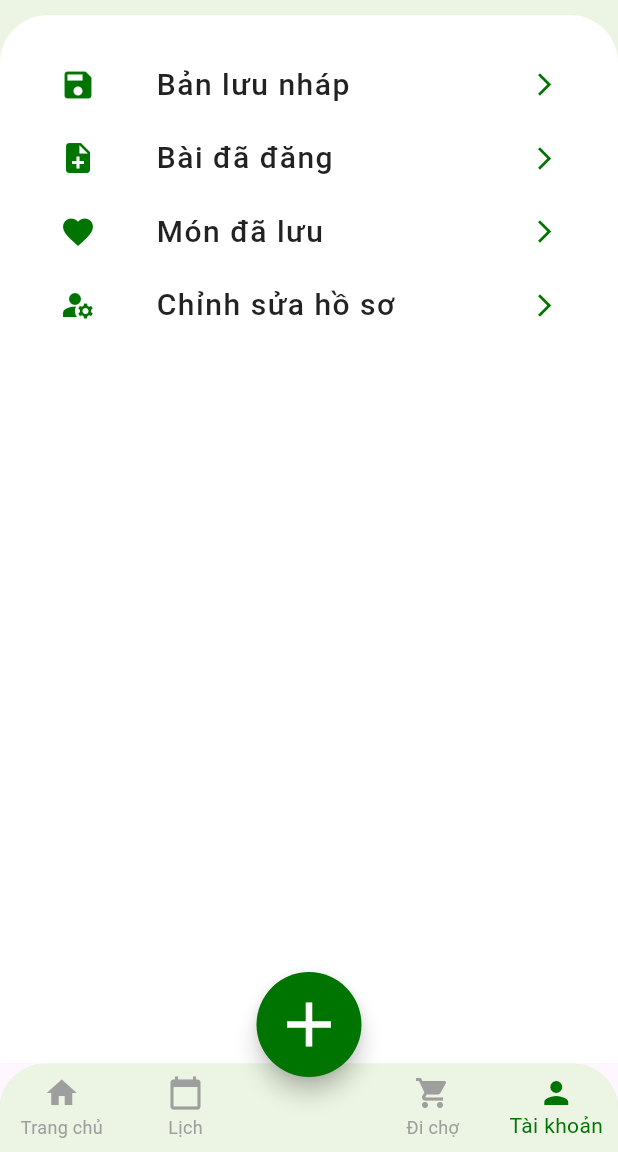
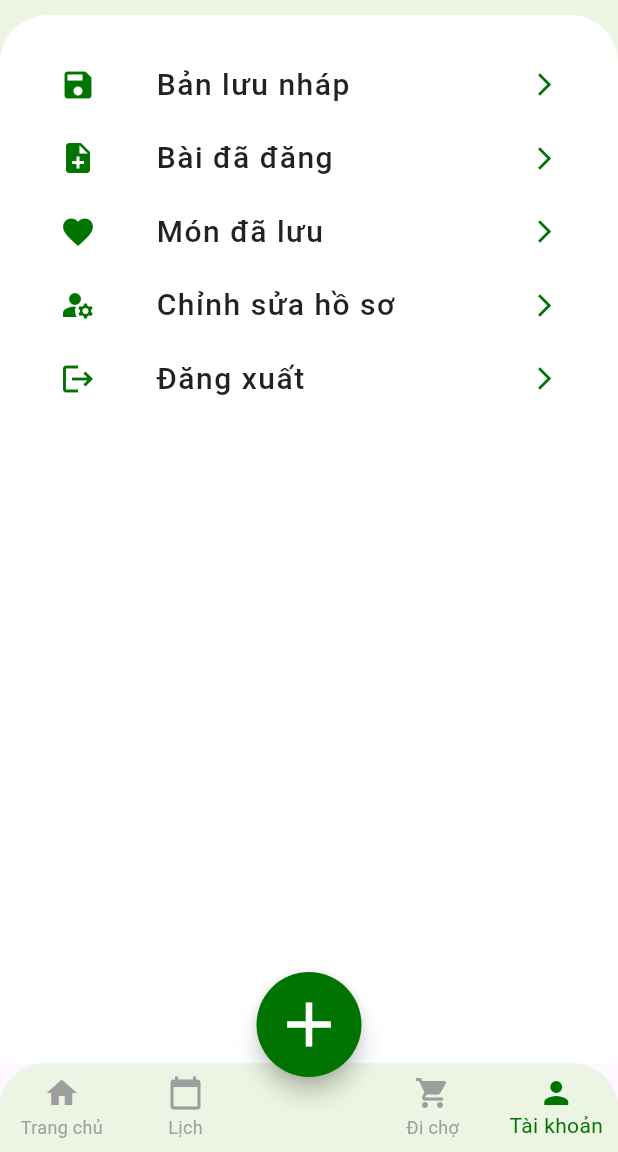
Before and after one commit to NguyenHongLoan125/lolly_app, a Flutter app: the AccountScreen screen opened by its route, on a phone screen of 412 x 824 dp, the part 84-1236 px from its top. Run offline on Flutter 3.47's test engine with Material 3 defaults, Android fonts, the phone set to English and light mode, and no system bars; our stand-ins replace cached_network_image, flutter_secure_storage, get, go_router, google_fonts, image_picker and 3 more; accounts and stored records are empty.

Commit message:
update logout feature

```diff
--- a/lolly_app/lib/views/screens/nav_screens/account_screen.dart
+++ b/lolly_app/lib/views/screens/nav_screens/account_screen.dart
@@ -2,6 +2,7 @@ import 'package:flutter/material.dart';
 import 'package:go_router/go_router.dart';
 import 'package:google_fonts/google_fonts.dart';
 import 'package:lolly_app/controllers/authentication_controller.dart';
+import 'package:supabase_flutter/supabase_flutter.dart';
 class AccountScreen extends StatelessWidget {
   const AccountScreen({super.key});
 
@@ -178,7 +179,73 @@ class AccountScreen extends StatelessWidget {
                           ),
                         ],
                       ),
-                    )
+                    ),
+                    const SizedBox(height: 20),
+                    GestureDetector(
+                      onTap: () async {
+                        final shouldLogout = await showDialog<bool>(
+                          context: context,
+                          builder: (context) => AlertDialog(
+                            title: const Text('Xác nhận đăng xuất'),
+                            content: const Text('Bạn có chắc chắn muốn đăng xuất không?'),
+                            actions: [
+                              TextButton(
+                                onPressed: () => Navigator.of(context).pop(false),
+                                child: const Text('Hủy'),
+                              ),
+                              TextButton(
+                                onPressed: () => Navigator.of(context).pop(true),
+                                child: const Text(
+                                  'Đăng xuất',
+                                  style: TextStyle(color: Colors.red),
+                                ),
+                              ),
+                            ],
+                          ),
+                        );
+
+                        if (shouldLogout == true) {
+                          try {
+                            await Supabase.instance.client.auth.signOut();
+                            if (context.mounted) {
+                              context.go('/login'); // ← thay bằng route đăng nhập của bạn nếu khác
+                            }
+                          } catch (e) {
+                            print('Lỗi khi đăng xuất: $e');
+                            ScaffoldMessenger.of(context).showSnackBar(
+                              const SnackBar(content: Text('Đăng xuất thất bại')),
+                            );
+                          }
+                        }
+                      },
+                      child: Row(
+                        mainAxisAlignment: MainAxisAlignment.spaceBetween,
+                        children: [
+                          Row(
+                            children: [
+                              const SizedBox(width: 20),
+                              const Icon(Icons.logout, color: Color(0xFF007400)),
+                              const SizedBox(width: 40),
+                              Text(
+                                'Đăng xuất',
+                                style: GoogleFonts.roboto(
+                                  fontSize: 20,
+                                  color: Colors.black87,
+                                  fontWeight: FontWeight.w500,
+                                  letterSpacing: 1,
+                                ),
+                              ),
+                            ],
+                          ),
+                          const Padding(
+                            padding: EdgeInsets.only(right: 20),
+                            child: Icon(Icons.arrow_forward_ios, size: 18, color: Color(0xFF007400)),
+                          ),
+                        ],
+                      ),
+                    ),
+
+
                   ],
                 ),
               )
```
